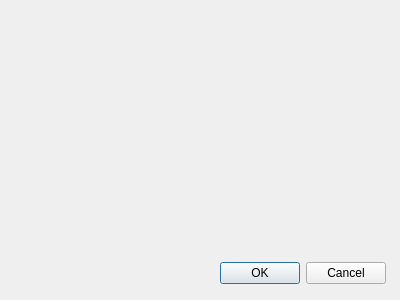
Old version of the form ui_elements/remove_outlier_dialog.ui in the repository franktb/MagnetometryGui.
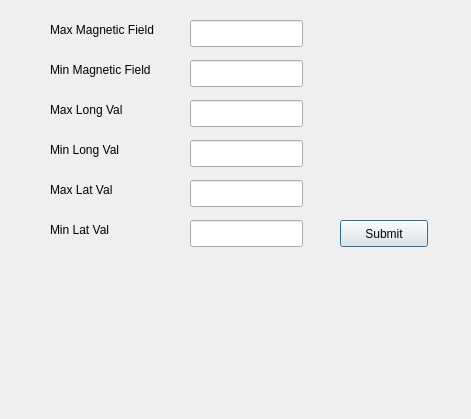
New version of the form.

Commit message: outlier removal dialog implemented

```diff
--- a/ui_elements/remove_outlier_dialog.ui
+++ b/ui_elements/remove_outlier_dialog.ui
@@ -6,24 +6,162 @@
    <rect>
     <x>0</x>
     <y>0</y>
-    <width>400</width>
-    <height>300</height>
+    <width>471</width>
+    <height>419</height>
    </rect>
   </property>
   <property name="windowTitle">
    <string>Remove Outlier</string>
   </property>
-  <widget class="QDialogButtonBox" name="buttonBox">
+  <widget class="QLineEdit" name="lineEdit_maxMagField">
    <property name="geometry">
     <rect>
-     <x>220</x>
-     <y>260</y>
-     <width>166</width>
+     <x>190</x>
+     <y>20</y>
+     <width>113</width>
      <height>27</height>
     </rect>
    </property>
-   <property name="standardButtons">
-    <set>QDialogButtonBox::Cancel|QDialogButtonBox::Ok</set>
+  </widget>
+  <widget class="QLineEdit" name="lineEdit_minMagField">
+   <property name="geometry">
+    <rect>
+     <x>190</x>
+     <y>60</y>
+     <width>113</width>
+     <height>27</height>
+    </rect>
+   </property>
+  </widget>
+  <widget class="QLineEdit" name="lineEdit_maxLongVal">
+   <property name="geometry">
+    <rect>
+     <x>190</x>
+     <y>100</y>
+     <width>113</width>
+     <height>27</height>
+    </rect>
+   </property>
+  </widget>
+  <widget class="QLineEdit" name="lineEdit_minLongVal">
+   <property name="geometry">
+    <rect>
+     <x>190</x>
+     <y>140</y>
+     <width>113</width>
+     <height>27</height>
+    </rect>
+   </property>
+  </widget>
+  <widget class="QLabel" name="label">
+   <property name="geometry">
+    <rect>
+     <x>50</x>
+     <y>20</y>
+     <width>141</width>
+     <height>19</height>
+    </rect>
+   </property>
+   <property name="text">
+    <string>Max Magnetic Field</string>
+   </property>
+  </widget>
+  <widget class="QLabel" name="label_2">
+   <property name="geometry">
+    <rect>
+     <x>50</x>
+     <y>60</y>
+     <width>131</width>
+     <height>20</height>
+    </rect>
+   </property>
+   <property name="text">
+    <string>Min Magnetic Field</string>
+   </property>
+  </widget>
+  <widget class="QLabel" name="label_3">
+   <property name="geometry">
+    <rect>
+     <x>50</x>
+     <y>100</y>
+     <width>101</width>
+     <height>20</height>
+    </rect>
+   </property>
+   <property name="text">
+    <string>Max Long Val</string>
+   </property>
+  </widget>
+  <widget class="QLabel" name="label_4">
+   <property name="geometry">
+    <rect>
+     <x>50</x>
+     <y>140</y>
+     <width>91</width>
+     <height>19</height>
+    </rect>
+   </property>
+   <property name="text">
+    <string>Min Long Val</string>
+   </property>
+  </widget>
+  <widget class="QPushButton" name="submitButton">
+   <property name="geometry">
+    <rect>
+     <x>340</x>
+     <y>220</y>
+     <width>88</width>
+     <height>27</height>
+    </rect>
+   </property>
+   <property name="text">
+    <string>Submit</string>
+   </property>
+  </widget>
+  <widget class="QLineEdit" name="lineEdit_minLatVal">
+   <property name="geometry">
+    <rect>
+     <x>190</x>
+     <y>220</y>
+     <width>113</width>
+     <height>27</height>
+    </rect>
+   </property>
+  </widget>
+  <widget class="QLineEdit" name="lineEdit_maxLatVal">
+   <property name="geometry">
+    <rect>
+     <x>190</x>
+     <y>180</y>
+     <width>113</width>
+     <height>27</height>
+    </rect>
+   </property>
+  </widget>
+  <widget class="QLabel" name="label_5">
+   <property name="geometry">
+    <rect>
+     <x>50</x>
+     <y>220</y>
+     <width>91</width>
+     <height>20</height>
+    </rect>
+   </property>
+   <property name="text">
+    <string>Min Lat Val</string>
+   </property>
+  </widget>
+  <widget class="QLabel" name="label_6">
+   <property name="geometry">
+    <rect>
+     <x>50</x>
+     <y>180</y>
+     <width>91</width>
+     <height>20</height>
+    </rect>
+   </property>
+   <property name="text">
+    <string>Max Lat Val</string>
    </property>
   </widget>
  </widget>
```
Left out of the diff: 4 changed lines with no effect on the pictures. The commit also changes 3 other files.
